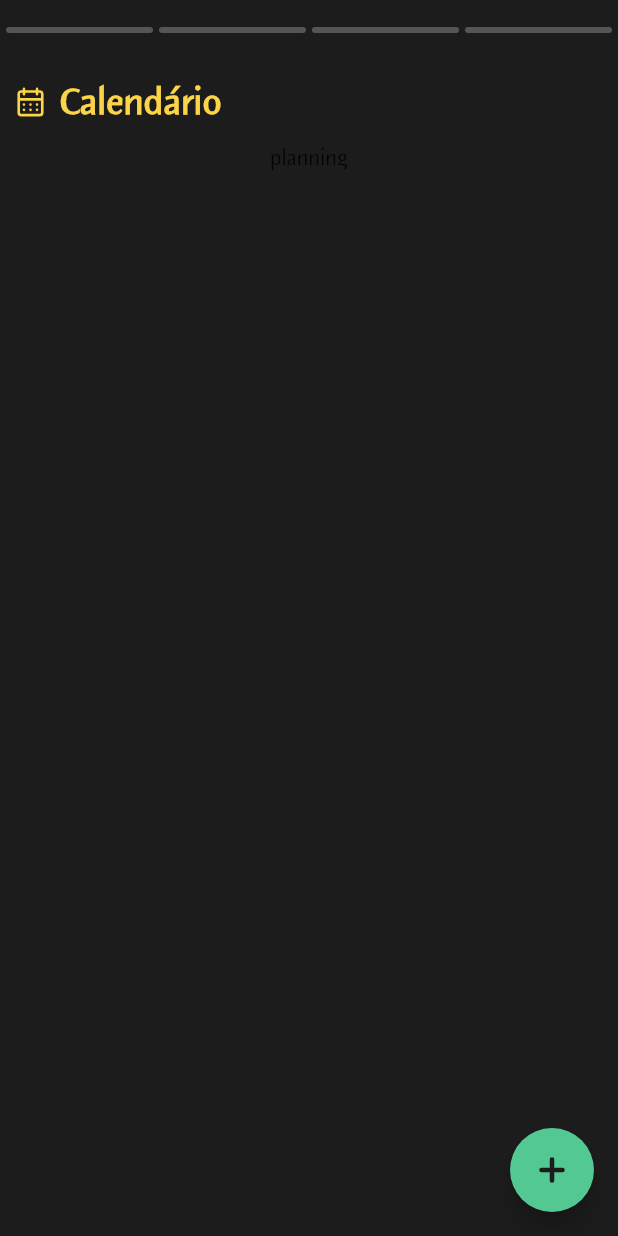
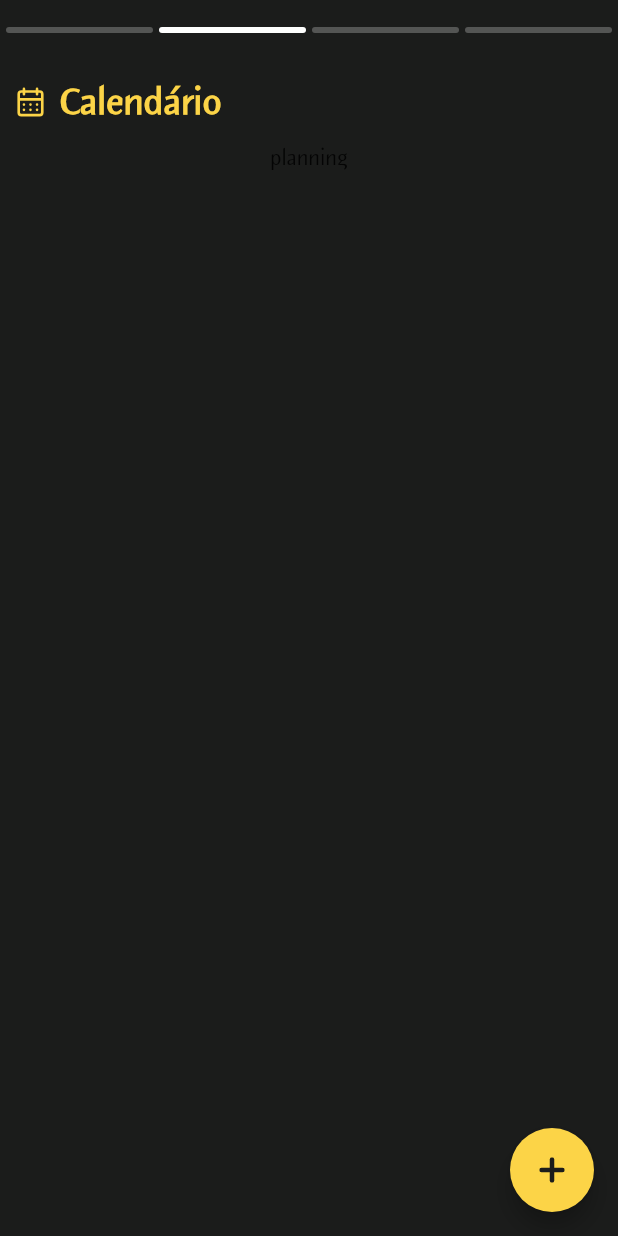
Before and after one commit to csbs1985/tarefas_app, a Flutter app: the screen it shows after launch, swiped to page 2, on a phone screen of 412 x 824 dp. Run offline on Flutter 3.47's test engine with Material 2 defaults, Android fonts, the phone set to English and light mode, and no system bars; our stand-ins replace flutter_svg, go_router.

Commit message:
[floatingActionButton] adicionar no HomePage

```diff
--- a/lib/classes/page_class.dart
+++ b/lib/classes/page_class.dart
@@ -1,4 +1,4 @@
-import 'package:flutter/cupertino.dart';
+import 'package:flutter/material.dart';
 import 'package:tarefas_app/theme/ui_color.dart';
 import 'package:tarefas_app/theme/ui_svg.dart';
 import 'package:tarefas_app/theme/ui_text.dart';
@@ -45,12 +45,20 @@ class PageClass {
     return pageMap[page]!['text'];
   }
 
+  TextStyle getStyle(PageEnum page) {
+    return pageMap[page]!['style'];
+  }
+
   Color getColor(PageEnum page) {
     return pageMap[page]!['color'];
   }
 
-  TextStyle getStyle(PageEnum page) {
-    return pageMap[page]!['style'];
+  Color getColorInt(int page) {
+    if (page == 0) return UiColor.planning;
+    if (page == 1) return UiColor.calendar;
+    if (page == 2) return UiColor.all;
+    if (page == 3) return UiColor.concluded;
+    return UiColor.task;
   }
 }
 
--- a/lib/pages/home_page.dart
+++ b/lib/pages/home_page.dart
@@ -1,12 +1,14 @@
 import 'package:flutter/material.dart';
 import 'package:flutter_svg/flutter_svg.dart';
 import 'package:tarefas_app/classes/page_class.dart';
-import 'package:tarefas_app/theme/ui_svg.dart';
+import 'package:tarefas_app/core/routes.dart';
 import 'package:tarefas_app/pages/all_page.dart';
 import 'package:tarefas_app/pages/calendar_page.dart';
 import 'package:tarefas_app/pages/concluded_page.dart';
 import 'package:tarefas_app/pages/planning_page.dart';
+import 'package:tarefas_app/theme/ui_svg.dart';
 import 'package:tarefas_app/widget/appbar_widget.dart';
+import 'package:go_router/go_router.dart';
 
 class HomePage extends StatefulWidget {
   const HomePage({super.key});
@@ -18,27 +20,25 @@ class HomePage extends StatefulWidget {
 class _HomePageState extends State<HomePage> {
   final PageClass _pageClass = PageClass();
 
-  PageEnum currentPage = PageEnum.planning;
+  int currentPage = PageEnum.planning.value;
 
   PageController pageController = PageController();
 
   @override
   void initState() {
     super.initState();
-    pageController = PageController(initialPage: currentPage.value);
+    pageController = PageController(initialPage: currentPage);
   }
 
-  getCurrentPage(int page) {
-    // var test = PageEnum.values(page);
-    // setCurrentPage(page);
-  }
-
-  setCurrentPage(PageEnum page) {
+  setCurrentPage(int page) {
     setState(() => currentPage = page);
   }
 
   @override
   Widget build(BuildContext context) {
+    var _color = _pageClass.getColorInt(currentPage);
+    print(_color);
+
     return Scaffold(
       appBar: AppBarWidget(
         menuItem: currentPage,
@@ -47,7 +47,7 @@ class _HomePageState extends State<HomePage> {
       ),
       body: PageView(
         controller: pageController,
-        onPageChanged: getCurrentPage,
+        onPageChanged: setCurrentPage,
         children: const [
           PlanningPage(),
           CalendarPage(),
@@ -56,13 +56,11 @@ class _HomePageState extends State<HomePage> {
         ],
       ),
       floatingActionButton: FloatingActionButton(
-        backgroundColor: _pageClass.getColor(currentPage),
-        onPressed: () {
-          print(
-            'Botão flutuante pressionado!',
-          ); //TODO: criar rota pagina tarefa
-        },
-        child: SvgPicture.asset(UiSvg.create),
+        backgroundColor: _color,
+        onPressed: () => context.go(RouteEnum.TASK.value),
+        child: SvgPicture.asset(
+          UiSvg.create,
+        ),
       ),
     );
   }
--- a/lib/widget/appbar_widget.dart
+++ b/lib/widget/appbar_widget.dart
@@ -5,14 +5,14 @@ import 'package:tarefas_app/theme/ui_color.dart';
 class AppBarWidget extends StatefulWidget with PreferredSizeWidget {
   const AppBarWidget({
     required Function? callback,
-    required PageEnum menuItem,
+    required int menuItem,
     required PageController pageController,
   })  : _callback = callback,
         _menuItem = menuItem,
         _pageController = pageController;
 
   final Function? _callback;
-  final PageEnum _menuItem;
+  final int _menuItem;
   final PageController _pageController;
 
   @override
--- a/pubspec.yaml
+++ b/pubspec.yaml
@@ -11,6 +11,7 @@ dependencies:
     sdk: flutter
   cupertino_icons: ^1.0.2
   flutter_svg: ^1.1.6
+  go_router: ^6.2.0
 
 dev_dependencies:
   flutter_test:
```
Also changed, not shown: lib/core/routes.dart (added, +62 -0 lines), assets/icons/create.svg, pubspec.lock.
